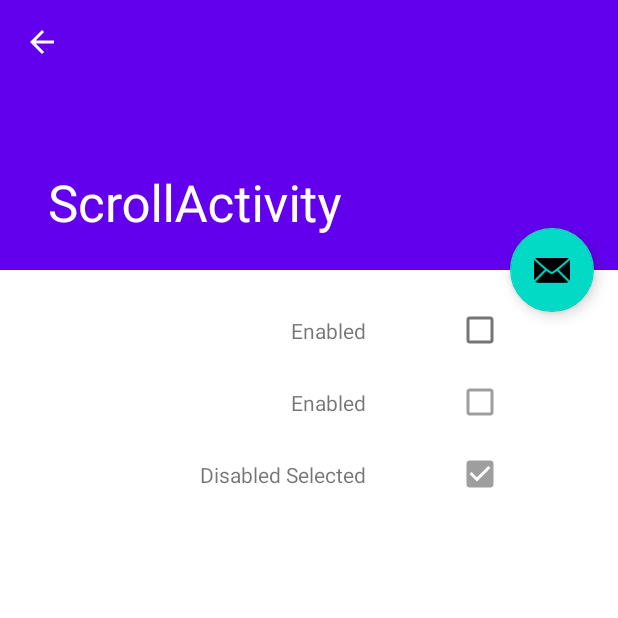
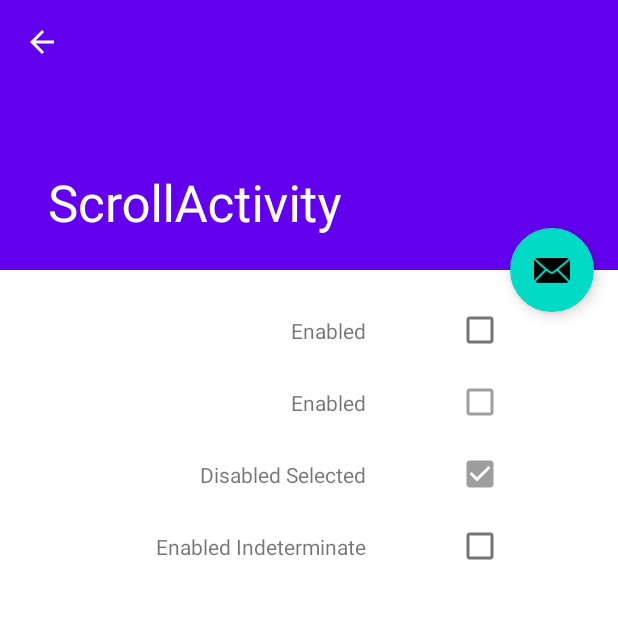
Before and after one commit to JosueRuiz08/MDC, an Android app: the screen it shows after launch (ScrollActivity), after a tap on "CheckBoxFragment", on a phone screen of 412 x 824 dp, the top half of it. Run offline under Robolectric (Android 15) with nearby library versions, the phone set to English and light mode, and no system bars; our stand-ins replace ButterKnife.

Commit message:
Checkbox Indeterminate

```diff
--- a/app/build.gradle
+++ b/app/build.gradle
@@ -45,4 +45,5 @@ dependencies {
     annotationProcessor 'com.jakewharton:butterknife-compiler:10.2.3'
     implementation 'com.jakewharton:butterknife:10.2.3'
     annotationProcessor 'com.jakewharton:butterknife-compiler:10.2.3'
+//    implementation 'com.github.sevar83:indeterminate-checkbox:1.0.5'
 }
--- a/app/src/main/java/com/josue/example/mdcomponents/Fragments/CheckBoxFragment.java
+++ b/app/src/main/java/com/josue/example/mdcomponents/Fragments/CheckBoxFragment.java
@@ -7,11 +7,14 @@ import androidx.fragment.app.Fragment;
 import android.view.LayoutInflater;
 import android.view.View;
 import android.view.ViewGroup;
+import android.widget.CheckBox;
+import android.widget.FrameLayout;
 
 import com.josue.example.mdcomponents.R;
 import com.josue.example.mdcomponents.utils.Component;
 import com.josue.example.mdcomponents.utils.Constants;
 
+import butterknife.BindView;
 import butterknife.ButterKnife;
 import butterknife.Unbinder;
 
@@ -34,6 +37,12 @@ public class CheckBoxFragment extends Fragment {
     public  static final String TAG = "CheckBoxFragment";
     private static Component mInstance;
     Unbinder mUnbinder;
+    @BindView(R.id.cbEnable)
+    CheckBox cbEnable;
+    @BindView(R.id.cbDisableIndeterminate)
+    CheckBox cbDisableIndeterminate;
+//    @BindView(R.id.containerMain)
+//    FrameLayout containerMain;
 
     public static Component getItemInstance() {
         mInstance = new Component();
@@ -81,7 +90,17 @@ public class CheckBoxFragment extends Fragment {
         // Inflate the layout for this fragment
         View v = inflater.inflate(R.layout.fragment_check_box, container, false);
         mUnbinder = ButterKnife.bind(this, v);
-
+        cbEnable.setOnClickListener(view -> {
+            int status = cbEnable.isChecked() ? R.drawable.ic_indeterminate_check_box : R.drawable.ic_check_box_outline_blank;
+            cbDisableIndeterminate.setButtonDrawable(status);
+        });
+        cbDisableIndeterminate.setOnClickListener(view -> {
+            if (cbDisableIndeterminate.isChecked()) {
+                cbDisableIndeterminate.setButtonDrawable(R.drawable.ic_check_box);
+            }else {
+                cbDisableIndeterminate.setButtonDrawable(R.drawable.ic_check_box_outline_blank);
+            }
+        });
 
         return v;
     }
--- /dev/null
+++ b/app/src/main/res/drawable/ic_check_box.xml
@@ -0,0 +1,5 @@
+<vector android:height="24dp" android:tint="#000000"
+    android:viewportHeight="24" android:viewportWidth="24"
+    android:width="24dp" xmlns:android="http://schemas.android.com/apk/res/android">
+    <path android:fillColor="@android:color/white" android:pathData="M19,3L5,3c-1.11,0 -2,0.9 -2,2v14c0,1.1 0.89,2 2,2h14c1.11,0 2,-0.9 2,-2L21,5c0,-1.1 -0.89,-2 -2,-2zM10,17l-5,-5 1.41,-1.41L10,14.17l7.59,-7.59L19,8l-9,9z"/>
+</vector>
--- /dev/null
+++ b/app/src/main/res/drawable/ic_check_box_outline_blank.xml
@@ -0,0 +1,5 @@
+<vector android:height="24dp" android:tint="#000000"
+    android:viewportHeight="24" android:viewportWidth="24"
+    android:width="24dp" xmlns:android="http://schemas.android.com/apk/res/android">
+    <path android:fillColor="@android:color/white" android:pathData="M19,5v14H5V5h14m0,-2H5c-1.1,0 -2,0.9 -2,2v14c0,1.1 0.9,2 2,2h14c1.1,0 2,-0.9 2,-2V5c0,-1.1 -0.9,-2 -2,-2z"/>
+</vector>
--- /dev/null
+++ b/app/src/main/res/drawable/ic_indeterminate_check_box.xml
@@ -0,0 +1,5 @@
+<vector android:height="24dp" android:tint="#000000"
+    android:viewportHeight="24" android:viewportWidth="24"
+    android:width="24dp" xmlns:android="http://schemas.android.com/apk/res/android">
+    <path android:fillColor="@android:color/white" android:pathData="M19,3H5C3.9,3 3,3.9 3,5v14c0,1.1 0.9,2 2,2h14c1.1,0 2,-0.9 2,-2V5C21,3.9 20.1,3 19,3zM17,13H7v-2h10V13z"/>
+</vector>
--- a/app/src/main/res/layout/fragment_check_box.xml
+++ b/app/src/main/res/layout/fragment_check_box.xml
@@ -69,4 +69,21 @@
         app:layout_constraintTop_toTopOf="@+id/cbDisableSelected"
         app:layout_constraintBottom_toBottomOf="@+id/cbDisableSelected"/>
 
+    <CheckBox
+        android:id="@+id/cbDisableIndeterminate"
+        android:layout_width="wrap_content"
+        android:layout_height="wrap_content"
+        app:layout_constraintStart_toEndOf="@id/guideline"
+        app:layout_constraintEnd_toEndOf="parent"
+        app:layout_constraintTop_toBottomOf="@+id/cbDisableSelected"
+        android:checked="false" />
+    <TextView
+        android:id="@+id/tvDisableIndeterminate"
+        android:layout_width="wrap_content"
+        android:layout_height="wrap_content"
+        android:text="@string/status_enabled_indeterminate"
+        app:layout_constraintEnd_toStartOf="@id/guideline"
+        app:layout_constraintTop_toTopOf="@+id/cbDisableIndeterminate"
+        app:layout_constraintBottom_toBottomOf="@+id/cbDisableIndeterminate"/>
+
 </androidx.constraintlayout.widget.ConstraintLayout>
```
